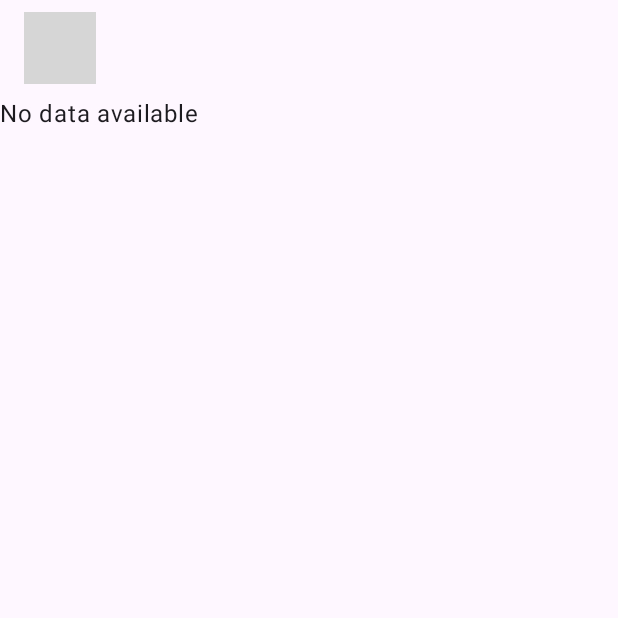
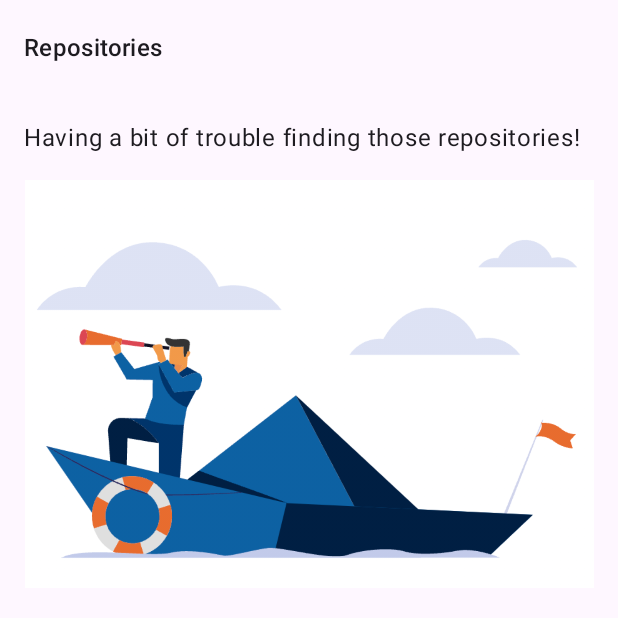
Before and after one commit to lmorda/kmp-github-list-details, an Android app built with Jetpack Compose: the screen it shows after launch (MainActivity), on a phone screen of 412 x 824 dp, the top half of it. Run offline under Robolectric (Android 15) with nearby library versions, the phone set to English and light mode, and no system bars; our stand-ins replace Compose Multiplatform resources; pictures from the network do not load; grey boxes are pictures that could not be loaded.

Commit message:
Improved error UI state

```diff
--- a/composeApp/src/commonMain/composeResources/values/strings.xml
+++ b/composeApp/src/commonMain/composeResources/values/strings.xml
@@ -1,4 +1,6 @@
 <?xml version="1.0" encoding="UTF-8" ?>
 <resources>
-    <string name="no_data_available">No data available</string>
+    <string name="explore_title">Repositories</string>
+    <string name="list_error">Having a bit of trouble finding those repositories!</string>
+    <string name="details_error">Having a bit of trouble finding this repository!</string>
 </resources>
--- a/composeApp/src/commonMain/kotlin/com/lmorda/kmp/ui/shared/EmptyScreenContent.kt
+++ b/composeApp/src/commonMain/kotlin/com/lmorda/kmp/ui/shared/EmptyScreenContent.kt
@@ -1,22 +1,35 @@
 package com.lmorda.kmp.ui.shared
 
-import androidx.compose.foundation.layout.Box
+import androidx.compose.foundation.Image
+import androidx.compose.foundation.isSystemInDarkTheme
+import androidx.compose.foundation.layout.Column
+import androidx.compose.foundation.layout.padding
+import androidx.compose.material3.MaterialTheme
 import androidx.compose.material3.Text
 import androidx.compose.runtime.Composable
-import androidx.compose.ui.Alignment
+import androidx.compose.ui.Alignment.Companion.CenterHorizontally
 import androidx.compose.ui.Modifier
+import com.lmorda.kmp.ui.theme.standardSize
 import kmp_github_list_details.composeapp.generated.resources.Res
-import kmp_github_list_details.composeapp.generated.resources.no_data_available
+import kmp_github_list_details.composeapp.generated.resources.error_dark
+import kmp_github_list_details.composeapp.generated.resources.error_light
+import kmp_github_list_details.composeapp.generated.resources.list_error
+import org.jetbrains.compose.resources.painterResource
 import org.jetbrains.compose.resources.stringResource
 
 @Composable
-fun EmptyScreenContent(
-    modifier: Modifier = Modifier,
-) {
-    Box(
-        modifier = modifier,
-        contentAlignment = Alignment.Center,
-    ) {
-        Text(stringResource(Res.string.no_data_available))
+fun EmptyScreenContent() {
+    Column(modifier = Modifier.padding(standardSize)) {
+        Text(
+            text = stringResource(Res.string.list_error),
+            style = MaterialTheme.typography.bodyLarge,
+            color = MaterialTheme.colorScheme.onBackground,
+        )
+        Image(
+            modifier = Modifier.align(alignment = CenterHorizontally).padding(top = standardSize),
+            painter = if (isSystemInDarkTheme()) painterResource(Res.drawable.error_dark) else
+                painterResource(Res.drawable.error_light),
+            contentDescription = null,
+        )
     }
 }
```
Also changed, not shown: composeApp/src/commonMain/composeResources/drawable/error_dark.png (added), composeApp/src/commonMain/composeResources/drawable/error_light.png (added).
